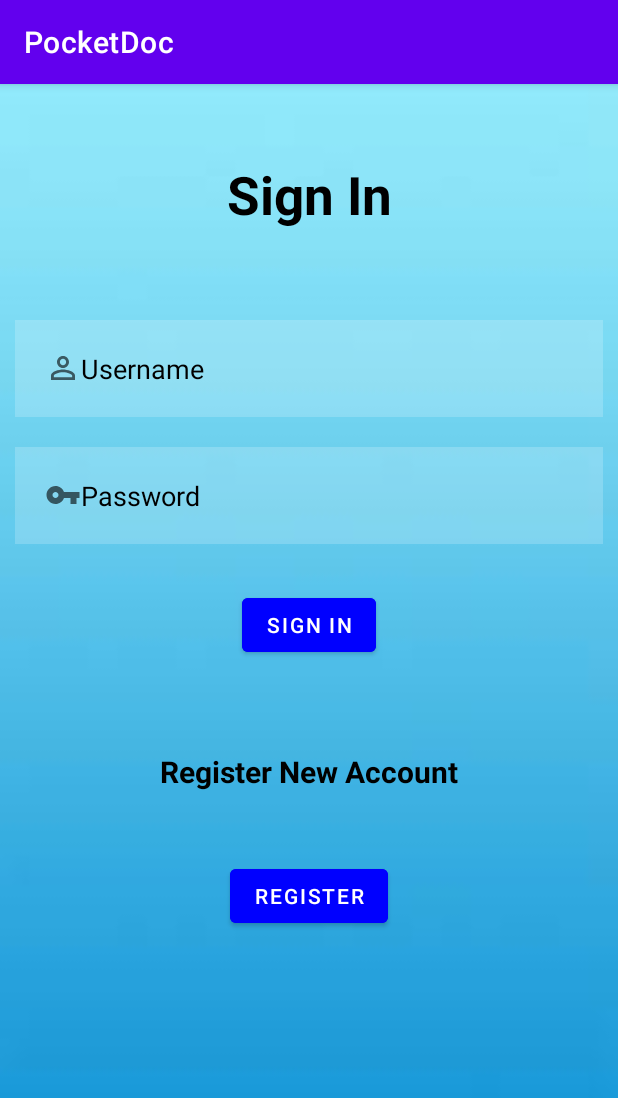
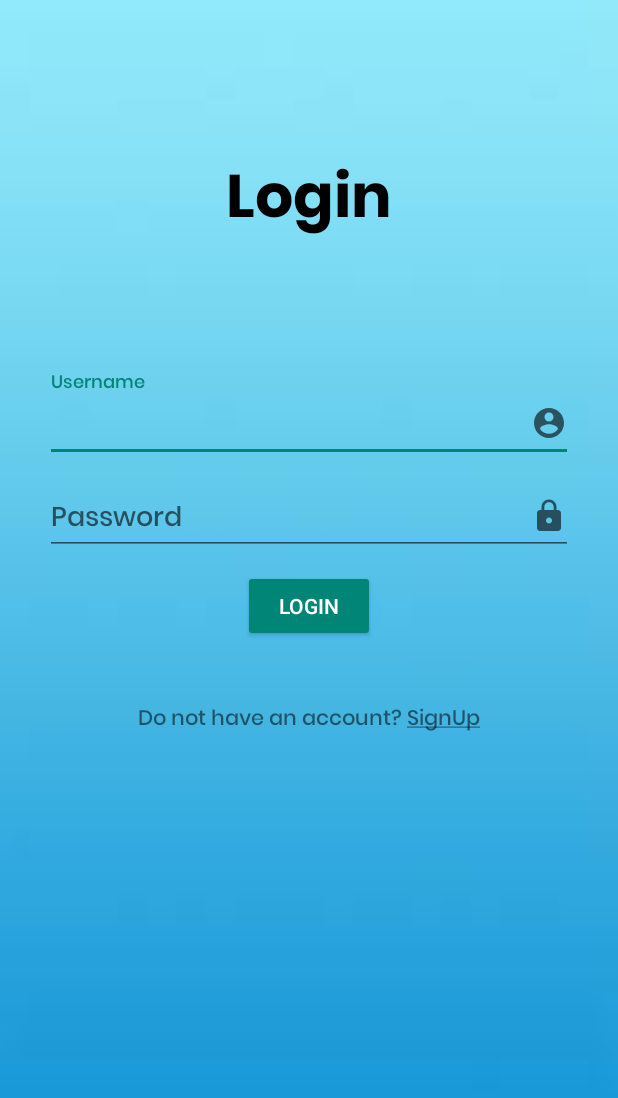
Before and after one commit to ravonho/PocketDoc, an Android app: the screen it shows after launch (MainActivity before the commit, Login after it), on a phone screen of 412 x 824 dp. Shown: the top 1098 px of the screen. Run offline under Robolectric (Android 15) with nearby library versions, the phone set to English and light mode, and no system bars; libraries missing offline, so code that uses them is left out: com.vishnusivadas.advanced_httpurlconnection.

Commit message:
Overwrite from Bernard side

```diff
--- a/app/build.gradle
+++ b/app/build.gradle
@@ -1,6 +1,5 @@
 plugins {
     id 'com.android.application'
-    id 'com.google.gms.google-services'
 }
 
 android {
@@ -34,6 +33,7 @@ dependencies {
     implementation 'androidx.constraintlayout:constraintlayout:2.1.2'
     implementation 'com.google.firebase:firebase-database:19.2.1'
     implementation 'com.google.firebase:firebase-storage:20.0.0'
+    implementation 'com.github.VishnuSivadasVS:Advanced-HttpURLConnection:1.2'
     testImplementation 'junit:junit:4.+'
     androidTestImplementation 'androidx.test.ext:junit:1.1.3'
     androidTestImplementation 'androidx.test.espresso:espresso-core:3.4.0'
--- /dev/null
+++ b/app/src/main/java/com/example/pocketdoc/Login.java
@@ -0,0 +1,91 @@
+package com.example.pocketdoc;
+
+import androidx.appcompat.app.AppCompatActivity;
+
+import android.content.Intent;
+import android.os.Bundle;
+import android.os.Handler;
+import android.view.View;
+import android.widget.Button;
+import android.widget.ProgressBar;
+import android.widget.TextView;
+import android.widget.Toast;
+
+import com.google.android.material.textfield.TextInputEditText;
+import com.vishnusivadas.advanced_httpurlconnection.PutData;
+
+public class Login extends AppCompatActivity {
+
+    TextInputEditText textInputEditTextUsername, textInputEditTextPassword;
+    Button buttonLogin;
+    TextView textViewSignUp;
+    ProgressBar progressBar;
+
+    @Override
+    protected void onCreate(Bundle savedInstanceState) {
+        super.onCreate(savedInstanceState);
+        setContentView(R.layout.activity_login);
+
+
+        textInputEditTextUsername = findViewById(R.id.username);
+        textInputEditTextPassword = findViewById(R.id.password);
+        buttonLogin = findViewById(R.id.buttonLogin);
+        textViewSignUp = findViewById(R.id.signUpText);
+        progressBar = findViewById(R.id.progress);
+
+        textViewSignUp.setOnClickListener(new View.OnClickListener() {
+            @Override
+            public void onClick(View view) {
+                Intent intent = new Intent(getApplicationContext(), SignUp.class);
+                startActivity(intent);
+                finish();
+            }
+        });
+        buttonLogin.setOnClickListener(new View.OnClickListener() {
+            @Override
+            public void onClick(View view) {
+                final String username, password;
+                username = String.valueOf(textInputEditTextUsername.getText());
+                password = String.valueOf(textInputEditTextPassword.getText());
+
+                if (!username.equals("") && !password.equals("")) {
+                    progressBar.setVisibility(View.VISIBLE);
+                    Handler handler = new Handler();
+                    handler.post(new Runnable() {
+                        @Override
+                        public void run() {
+                            //Starting Write and Read data with URL
+                            //Creating array for parameters
+                            String[] field = new String[2];
+                            field[0] = "username";
+                            field[1] = "password";
+                            //Creating array for data
+                            String[] data = new String[2];
+                            data[0] = username;
+                            data[1] = password;
+                            PutData putData = new PutData("http://192.168.1.11/login-signup/login.php", "POST", field, data);
+                            if (putData.startPut()) {
+                                if (putData.onComplete()) {
+                                    progressBar.setVisibility(View.GONE);
+                                    String result = putData.getResult();
+                                    if (result.equals("Login Success")) {
+                                        Intent intent = new Intent(getApplicationContext(), homepage.class);
+                                        startActivity(intent);
+                                        finish();
+                                    } else {
+                                        Toast.makeText(getApplicationContext(), result, Toast.LENGTH_SHORT).show();
+                                    }
+                                }
+                                //End Write and Read data with URL
+                            }
+                        }
+                    });
+                }
+                else {
+                    Toast.makeText(getApplicationContext(),"All fields required", Toast.LENGTH_SHORT).show();
+                }
+            }
+
+        });
+    }
+}
--- a/app/src/main/java/com/example/pocketdoc/MainActivity.java
+++ b/app/src/main/java/com/example/pocketdoc/MainActivity.java
@@ -1,49 +1,51 @@
 package com.example.pocketdoc;
 
-import androidx.annotation.NonNull;
-import androidx.appcompat.app.ActionBar;
-import androidx.appcompat.app.ActionBarDrawerToggle;
 import androidx.appcompat.app.AppCompatActivity;
-import androidx.appcompat.widget.Toolbar;
-import androidx.core.view.GravityCompat;
-import androidx.drawerlayout.widget.DrawerLayout;
 
 import android.content.Intent;
 import android.os.Bundle;
-import android.util.Log;
-import android.view.MenuItem;
-import android.view.View;
-import android.widget.Button;
+import android.os.Handler;
+import android.view.WindowManager;
+import android.view.animation.Animation;
+import android.view.animation.AnimationUtils;
+import android.widget.ImageView;
 import android.widget.TextView;
-
-import com.google.android.material.navigation.NavigationView;
 
 public class MainActivity extends AppCompatActivity {
 
-    TextView username, password;
-    Button loginbtn, registerbtn;
+    private static int SPLASH_SCREEN = 5000;
+
+    //Variables
+    Animation topAnim;
+    Animation bottomAnim;
+    ImageView image;
+    TextView logo;
 
     @Override
     protected void onCreate(Bundle savedInstanceState) {
         super.onCreate(savedInstanceState);
+        getWindow().setFlags(WindowManager.LayoutParams.FLAG_FULLSCREEN,WindowManager.LayoutParams.FLAG_FULLSCREEN);
         setContentView(R.layout.activity_main);
 
-        username = findViewById(R.id.username);
-        password = findViewById(R.id.password);
-        loginbtn = findViewById(R.id.login);
-        loginbtn.setOnClickListener(new View.OnClickListener() {
+        //Animation
+        topAnim = AnimationUtils.loadAnimation(this,R.anim.top_animation);
+        bottomAnim =AnimationUtils.loadAnimation(this,R.anim.bottom_animation);
+
+        //Hook
+        image =findViewById(R.id.imageview);
+        logo = findViewById(R.id.textview);
+
+        image.setAnimation(topAnim);
+        logo.setAnimation(bottomAnim);
+
+        new Handler().postDelayed(new Runnable () {
             @Override
-            public void onClick(View v) {
-                startActivity(new Intent(MainActivity.this, homepage.class));
+            public void run() {
+                Intent intent = new Intent(MainActivity.this,Login.class);
+                startActivity(intent);
+                finish();
             }
-        });
+        },SPLASH_SCREEN);
 
-        registerbtn = findViewById(R.id.register);
-        registerbtn.setOnClickListener(new View.OnClickListener() {
-            @Override
-            public void onClick(View v) {
-                startActivity(new Intent(MainActivity.this, registerpage.class));
-            }
-        });
     }
 }
--- /dev/null
+++ b/app/src/main/res/drawable/ic_password.xml
@@ -0,0 +1,10 @@
+<vector xmlns:android="http://schemas.android.com/apk/res/android"
+    android:width="24dp"
+    android:height="24dp"
+    android:viewportWidth="24"
+    android:viewportHeight="24"
+    android:tint="?attr/colorControlNormal">
+  <path
+      android:fillColor="@android:color/white"
+      android:pathData="M18,8h-1L17,6c0,-2.76 -2.24,-5 -5,-5S7,3.24 7,6v2L6,8c-1.1,0 -2,0.9 -2,2v10c0,1.1 0.9,2 2,2h12c1.1,0 2,-0.9 2,-2L20,10c0,-1.1 -0.9,-2 -2,-2zM12,17c-1.1,0 -2,-0.9 -2,-2s0.9,-2 2,-2 2,0.9 2,2 -0.9,2 -2,2zM15.1,8L8.9,8L8.9,6c0,-1.71 1.39,-3.1 3.1,-3.1 1.71,0 3.1,1.39 3.1,3.1v2z"/>
+</vector>
--- /dev/null
+++ b/app/src/main/res/layout/activity_login.xml
@@ -0,0 +1,110 @@
+<?xml version="1.0" encoding="utf-8"?>
+<androidx.constraintlayout.widget.ConstraintLayout xmlns:android="http://schemas.android.com/apk/res/android"
+    xmlns:app="http://schemas.android.com/apk/res-auto"
+    xmlns:tools="http://schemas.android.com/tools"
+    android:layout_width="match_parent"
+    android:layout_height="match_parent"
+    android:background="@drawable/background"
+    tools:context=".Login">
+
+    <TextView
+        android:id="@+id/textView"
+        android:layout_width="match_parent"
+        android:layout_height="wrap_content"
+        android:layout_marginTop="100dp"
+        android:fontFamily="@font/poppinsbold"
+        android:gravity="center"
+        android:text="@string/login"
+        android:textColor="@color/colorAccent"
+        android:textSize="40sp"
+        app:layout_constraintEnd_toEndOf="parent"
+        app:layout_constraintHorizontal_bias="0.0"
+        app:layout_constraintStart_toStartOf="parent"
+        app:layout_constraintTop_toTopOf="parent"
+        tools:targetApi="jelly_bean" />
+
+    <androidx.constraintlayout.widget.ConstraintLayout
+        android:layout_width="match_parent"
+        android:layout_height="wrap_content"
+        app:layout_constraintBottom_toBottomOf="parent"
+        app:layout_constraintTop_toTopOf="parent"
+        app:layout_constraintVertical_bias="0.426"
+        tools:layout_editor_absoluteX="0dp">
+
+        <com.google.android.material.textfield.TextInputLayout
+            android:id="@+id/textInputLayoutUsername"
+            android:layout_width="match_parent"
+            android:layout_height="wrap_content"
+            android:layout_marginLeft="30dp"
+            android:layout_marginRight="30dp"
+            android:hint="@string/username"
+            app:layout_constraintEnd_toEndOf="parent"
+            app:layout_constraintHorizontal_bias="0.0"
+            app:layout_constraintStart_toStartOf="parent"
+            app:layout_constraintTop_toTopOf="parent">
+
+            <com.google.android.material.textfield.TextInputEditText
+                android:id="@+id/username"
+                android:layout_width="match_parent"
+                android:layout_height="wrap_content"
+                android:drawableEnd="@drawable/ic_baseline_account_circle_24"
+                android:drawableRight="@drawable/ic_baseline_account_circle_24"
+                android:fontFamily="@font/poppinsmedium"
+                tools:targetApi="jelly_bean" />
+        </com.google.android.material.textfield.TextInputLayout>
+
+        <com.google.android.material.textfield.TextInputLayout
+            android:id="@+id/textInputLayoutPassword"
+            android:layout_width="match_parent"
+            android:layout_height="wrap_content"
+            android:layout_marginLeft="30dp"
+            android:layout_marginRight="30dp"
+            android:hint="@string/password"
+            app:layout_constraintTop_toBottomOf="@+id/textInputLayoutUsername"
+            tools:layout_editor_absoluteX="0dp">
+
+            <com.google.android.material.textfield.TextInputEditText
+                android:id="@+id/password"
+                android:layout_width="match_parent"
+                android:layout_height="wrap_content"
+                android:inputType="textPassword"
+                android:drawableEnd="@drawable/ic_password"
+                android:drawableRight="@drawable/ic_password"
+                android:fontFamily="@font/poppinsmedium"
+                tools:targetApi="jelly_bean" />
+        </com.google.android.material.textfield.TextInputLayout>
+
+        <ProgressBar
+            android:id="@+id/progress"
+            android:layout_width="wrap_content"
+            android:layout_height="wrap_content"
+            android:visibility="gone"
+            app:layout_constraintEnd_toEndOf="parent"
+            app:layout_constraintStart_toStartOf="parent"
+            app:layout_constraintTop_toBottomOf="@+id/textInputLayoutPassword" />
+
+        <Button
+            android:id="@+id/buttonLogin"
+            style="@style/Widget.AppCompat.Button.Colored"
+            android:layout_width="wrap_content"
+            android:layout_height="wrap_content"
+            android:layout_marginTop="10dp"
+            android:text="@string/login"
+            app:layout_constraintEnd_toEndOf="parent"
+            app:layout_constraintStart_toStartOf="parent"
+            app:layout_constraintTop_toBottomOf="@+id/progress" />
+
+        <TextView
+            android:id="@+id/signUpText"
+            android:layout_width="wrap_content"
+            android:layout_height="wrap_content"
+            android:layout_marginTop="40dp"
+            android:fontFamily="@font/poppinsmedium"
+            android:text="@string/signuphere"
+            app:layout_constraintEnd_toEndOf="parent"
+            app:layout_constraintStart_toStartOf="parent"
+            app:layout_constraintTop_toBottomOf="@+id/buttonLogin"
+            tools:targetApi="jelly_bean" />
+    </androidx.constraintlayout.widget.ConstraintLayout>
+
+</androidx.constraintlayout.widget.ConstraintLayout>
--- a/app/src/main/res/layout/activity_main.xml
+++ b/app/src/main/res/layout/activity_main.xml
@@ -1,5 +1,5 @@
 <?xml version="1.0" encoding="utf-8"?>
-<RelativeLayout xmlns:android="http://schemas.android.com/apk/res/android"
+<androidx.constraintlayout.widget.ConstraintLayout xmlns:android="http://schemas.android.com/apk/res/android"
     xmlns:app="http://schemas.android.com/apk/res-auto"
     xmlns:tools="http://schemas.android.com/tools"
     android:layout_width="match_parent"
@@ -7,75 +7,36 @@
     android:background="@drawable/background"
     tools:context=".MainActivity">
 
+    <ImageView
+        android:id="@+id/imageview"
+        android:layout_width="329dp"
+        android:layout_height="403dp"
+        android:layout_marginStart="10dp"
+        android:layout_marginTop="10dp"
+        android:layout_marginEnd="10dp"
+        android:src="@drawable/pocket"
+        app:layout_constraintBottom_toBottomOf="parent"
+        app:layout_constraintEnd_toEndOf="parent"
+        app:layout_constraintStart_toStartOf="parent"
+        app:layout_constraintTop_toTopOf="parent"
+        app:layout_constraintVertical_bias="0.069" />
 
     <TextView
-        android:id="@+id/signin"
-        android:layout_width="match_parent"
-        android:layout_height="wrap_content"
-        android:layout_margin="50dp"
-        android:gravity="center"
-        android:text="Sign In"
-        android:textColor="@color/black"
-        android:textSize="35dp"
-        android:textStyle="bold"
-        />
-
-    <EditText
-        android:id="@+id/username"
-        android:layout_width="match_parent"
-        android:layout_height="wrap_content"
-        android:layout_below="@id/signin"
-        android:background="#30ffffff"
-        android:hint="Username"
-        android:textColorHint="@color/black"
-        android:textColor="@color/black"
-        android:layout_margin="10dp"
-        android:padding="20dp"
-        android:drawableLeft="@drawable/ic_baseline_person_outline_24"/>
-
-    <EditText
-        android:id="@+id/password"
-        android:layout_width="match_parent"
-        android:layout_height="wrap_content"
-        android:layout_below="@id/username"
-        android:background="#30ffffff"
-        android:hint="Password"
-        android:textColorHint="@color/black"
-        android:textColor="@color/black"
-        android:layout_margin="10dp"
-        android:padding="20dp"
-        android:drawableLeft="@drawable/ic_baseline_vpn_key_24"/>
-
-    <Button
-        android:id="@+id/login"
+        android:id="@+id/textview"
         android:layout_width="wrap_content"
         android:layout_height="wrap_content"
-        android:text="Sign in"
-        android:layout_below="@id/password"
-        android:backgroundTint="#0000ff"
-        android:layout_centerInParent="true"
-        android:layout_margin="20dp" />
+        android:layout_marginStart="10dp"
+        android:layout_marginEnd="10dp"
+        android:fontFamily="@font/poppinsbold"
+        android:text="POCKET DOC"
+        android:textAlignment="center"
+        android:textColor="#fff"
+        android:textSize="50sp"
+        app:layout_constraintBottom_toBottomOf="parent"
+        app:layout_constraintEnd_toEndOf="parent"
+        app:layout_constraintHorizontal_bias="0.557"
+        app:layout_constraintStart_toStartOf="parent"
+        app:layout_constraintTop_toTopOf="parent"
+        app:layout_constraintVertical_bias="0.72" />
 
-    <TextView
-        android:id="@+id/newaccount"
-        android:layout_width="match_parent"
-        android:layout_height="wrap_content"
-        android:layout_margin="40dp"
-        android:gravity="center"
-        android:text="Register New Account"
-        android:textColor="@color/black"
-        android:textSize="20dp"
-        android:textStyle="bold"
-        android:layout_below="@id/login"/>
-
-    <Button
-        android:id="@+id/register"
-        android:layout_width="wrap_content"
-        android:layout_height="wrap_content"
-        android:text="REGISTER"
-        android:backgroundTint="#0000ff"
-        android:layout_centerInParent="true"
-        android:layout_margin="5dp"
-        android:layout_below="@id/newaccount"/>
-
-</RelativeLayout>
+</androidx.constraintlayout.widget.ConstraintLayout>
--- a/app/src/main/res/values/colors.xml
+++ b/app/src/main/res/values/colors.xml
@@ -7,4 +7,5 @@
     <color name="teal_700">#FF018786</color>
     <color name="black">#FF000000</color>
     <color name="white">#FFFFFFFF</color>
+    <color name="colorAccent">#FF000000</color>
 </resources>
--- a/app/src/main/res/values/strings.xml
+++ b/app/src/main/res/values/strings.xml
@@ -2,4 +2,13 @@
     <string name="app_name">PocketDoc</string>
     <string name="menu_Open">Open</string>
     <string name="menu_CLose">Close</string>
+    <string name="username">Username</string>
+    <string name="password">Password</string>
+    <string name="login">Login</string>
+    <string name="fullname">Fullname</string>
+    <string name="email">Email</string>
+    <string name="signup">Sign Up</string>
+    <string name="contact">Contact</string>
+    <string name="loginhere">Already have an account? <u>Login</u></string>
+    <string name="signuphere">Do not have an account? <u>SignUp</u></string>
 </resources>
--- a/settings.gradle
+++ b/settings.gradle
@@ -1,9 +1,12 @@
+import org.gradle.api.initialization.resolve.RepositoriesMode
+
 dependencyResolutionManagement {
-    repositoriesMode.set(RepositoriesMode.FAIL_ON_PROJECT_REPOS)
+    repositoriesMode.set(RepositoriesMode.PREFER_SETTINGS)
     repositories {
         google()
         mavenCentral()
         jcenter() // Warning: this repository is going to shut down soon
+        maven { url 'https://jitpack.io' }
     }
 }
 rootProject.name = "PocketDoc"
```
Also changed, not shown: app/src/main/AndroidManifest.xml (+11 -3 lines), app/src/main/java/com/example/pocketdoc/SignUp.java (added, +105 -0 lines), app/src/main/res/anim/bottom_animation.xml (added, +14 -0 lines), app/src/main/res/anim/top_animation.xml (added, +14 -0 lines), app/src/main/res/drawable/ic_user.xml (added, +10 -0 lines), app/src/main/res/layout/activity_sign_up.xml (added, +172 -0 lines), build.gradle (+10 -2 lines), app/src/main/res/font/poppinsbold.ttf (added), app/src/main/res/font/poppinsmedium.ttf (added).
